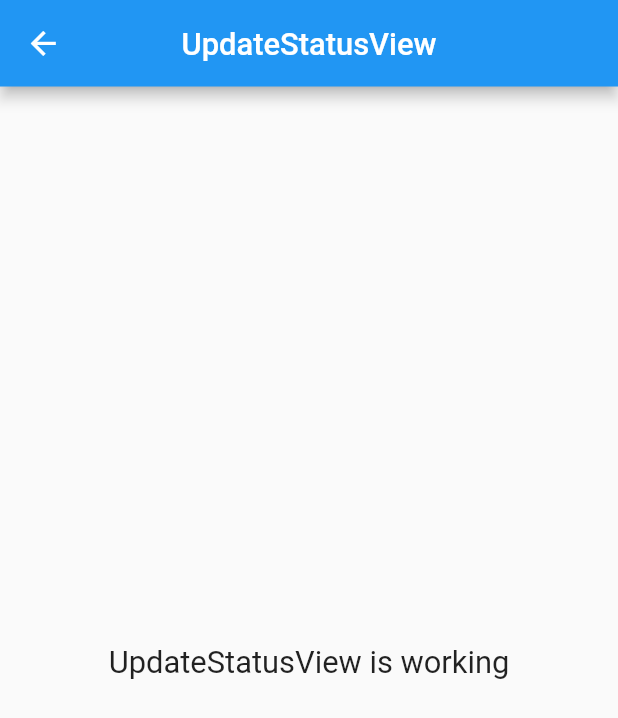
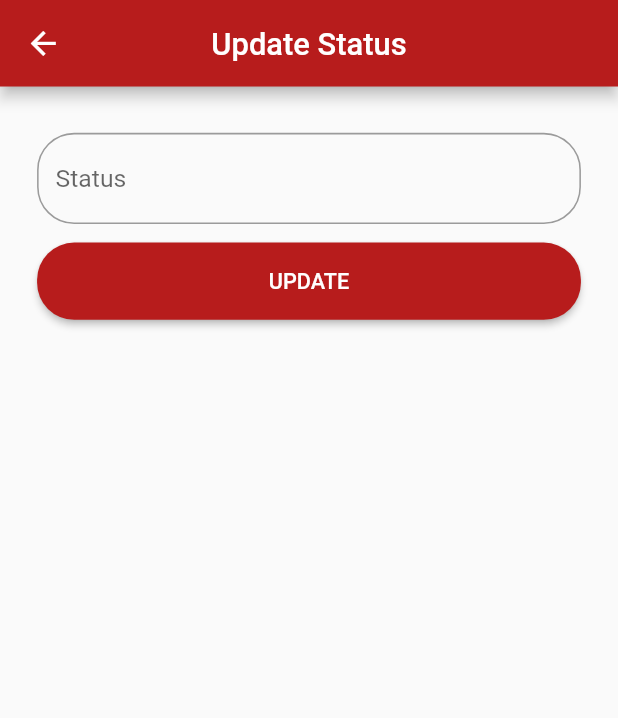
Before and after one commit to handika231/chat-app, a Flutter app: the UpdateStatusView screen opened by its route, on a phone screen of 412 x 824 dp. Shown: the top 718 px of the screen. Run offline on Flutter 3.47's test engine with Material 2 defaults, Android fonts, the phone set to English and light mode, and no system bars; our stand-ins replace avatar_glow, firebase_core, get, get_it, introduction_screen, lottie and 2 more; accounts and stored records are empty; project files that could hold a hidden picture were left out.

```diff
--- a/lib/app/application.dart
+++ b/lib/app/application.dart
@@ -44,7 +44,7 @@ class _ApplicationState extends State<Application> {
             title: "Chat App",
             debugShowCheckedModeBanner: false,
             initialRoute: splashController.isSplash.value
-                ? Routes.PROFILE
+                ? Routes.UPDATE_STATUS
                 : AppPages.INTRODUCTION,
             getPages: AppPages.routes,
           );
--- a/lib/app/modules/update_status/views/update_status_view.dart
+++ b/lib/app/modules/update_status/views/update_status_view.dart
@@ -1,5 +1,4 @@
 import 'package:flutter/material.dart';
-
 import 'package:get/get.dart';
 
 import '../controllers/update_status_controller.dart';
@@ -10,13 +9,52 @@ class UpdateStatusView extends GetView<UpdateStatusController> {
   Widget build(BuildContext context) {
     return Scaffold(
       appBar: AppBar(
-        title: const Text('UpdateStatusView'),
+        title: const Text('Update Status'),
         centerTitle: true,
+        backgroundColor: Colors.red[900],
       ),
-      body: Center(
-        child: Text(
-          'UpdateStatusView is working',
-          style: TextStyle(fontSize: 20),
+      body: Container(
+        margin: const EdgeInsets.symmetric(
+          horizontal: 24,
+          vertical: 30,
+        ),
+        child: Column(
+          crossAxisAlignment: CrossAxisAlignment.stretch,
+          children: [
+            TextField(
+              cursorColor: Colors.red[900],
+              decoration: InputDecoration(
+                hintText: 'Status',
+                focusedBorder: OutlineInputBorder(
+                  borderRadius: BorderRadius.circular(24),
+                  borderSide: BorderSide(
+                    color: Colors.red[900]!,
+                  ),
+                ),
+                border: OutlineInputBorder(
+                  borderSide: BorderSide(
+                    color: Colors.red[900]!,
+                    width: 1,
+                  ),
+                  borderRadius: BorderRadius.circular(24),
+                ),
+              ),
+            ),
+            const SizedBox(
+              height: 12,
+            ),
+            ElevatedButton(
+              style: ElevatedButton.styleFrom(
+                shape: RoundedRectangleBorder(
+                  borderRadius: BorderRadius.circular(24),
+                ),
+                backgroundColor: Colors.red[900],
+                fixedSize: Size(Get.width, 50),
+              ),
+              child: const Text('UPDATE'),
+              onPressed: () {},
+            )
+          ],
         ),
       ),
     );
--- a/lib/app/routes/app_pages.dart
+++ b/lib/app/routes/app_pages.dart
@@ -1,5 +1,7 @@
 import 'package:get/get.dart';
 
+import '../modules/change_profile/bindings/change_profile_binding.dart';
+import '../modules/change_profile/views/change_profile_view.dart';
 import '../modules/chat_room/bindings/chat_room_binding.dart';
 import '../modules/chat_room/views/chat_room_view.dart';
 import '../modules/home/bindings/home_binding.dart';
@@ -59,5 +61,10 @@ class AppPages {
       page: () => const UpdateStatusView(),
       binding: UpdateStatusBinding(),
     ),
+    GetPage(
+      name: _Paths.CHANGE_PROFILE,
+      page: () => const ChangeProfileView(),
+      binding: ChangeProfileBinding(),
+    ),
   ];
 }
--- a/lib/app/routes/app_routes.dart
+++ b/lib/app/routes/app_routes.dart
@@ -10,6 +10,7 @@ abstract class Routes {
   static const CHAT_ROOM = _Paths.CHAT_ROOM;
   static const SEARCH = _Paths.SEARCH;
   static const UPDATE_STATUS = _Paths.UPDATE_STATUS;
+  static const CHANGE_PROFILE = _Paths.CHANGE_PROFILE;
 }
 
 abstract class _Paths {
@@ -21,4 +22,5 @@ abstract class _Paths {
   static const CHAT_ROOM = '/chat-room';
   static const SEARCH = '/search';
   static const UPDATE_STATUS = '/update-status';
+  static const CHANGE_PROFILE = '/change-profile';
 }
```
Also changed, not shown: lib/app/modules/change_profile/bindings/change_profile_binding.dart (added, +12 -0 lines), lib/app/modules/change_profile/controllers/change_profile_controller.dart (added, +23 -0 lines), lib/app/modules/change_profile/views/change_profile_view.dart (added, +24 -0 lines).
